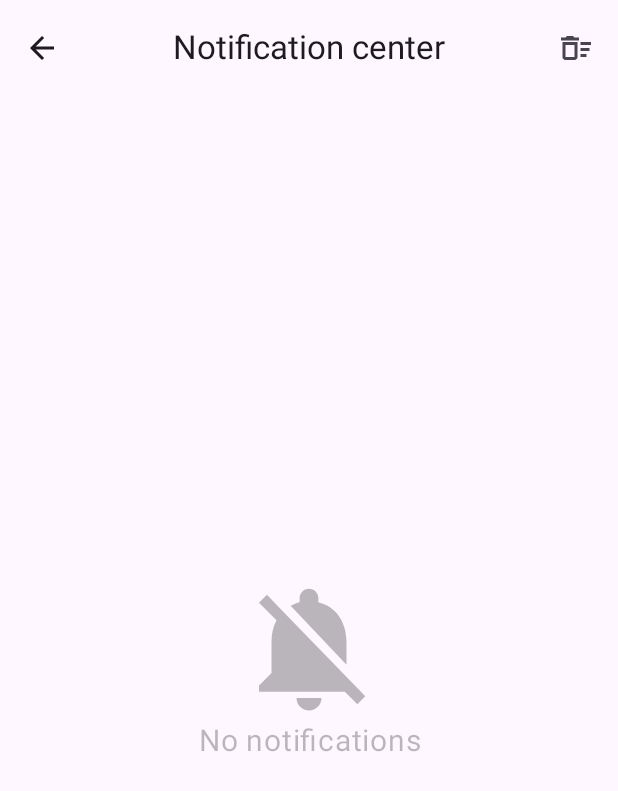
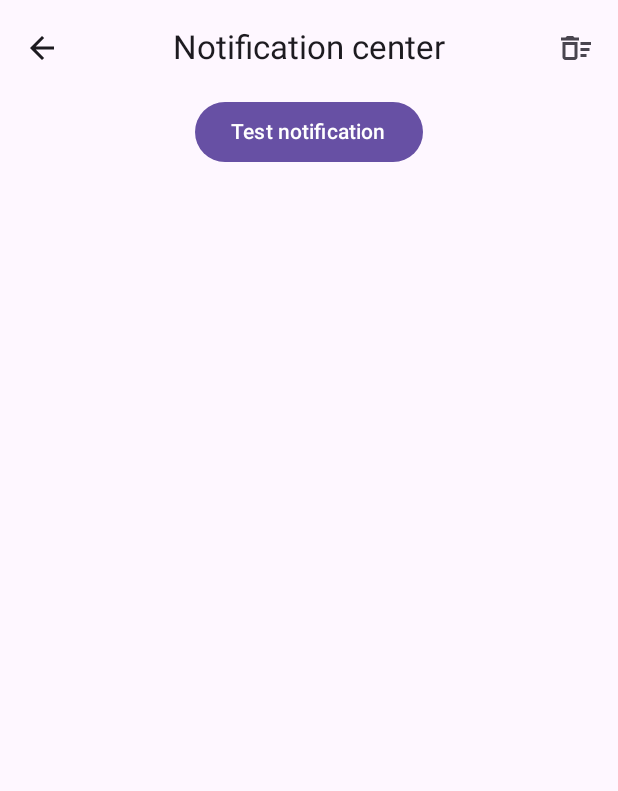
Before and after one commit to Maciek451/TravelBuddy, an Android app built with Jetpack Compose: the NotificationScreen screen opened through its navigation route, on a phone screen of 412 x 824 dp. Shown: the top 791 px of the screen. Run offline under Robolectric (Android 15) with nearby library versions, the phone set to English and light mode, and no system bars; our stand-ins replace Firebase (no records; nobody signed in at launch, a user with empty details on screens opened directly).

Commit message:
Add test notification, create profile screen

```diff
--- a/ASTravelBuddy/app/build.gradle.kts
+++ b/ASTravelBuddy/app/build.gradle.kts
@@ -51,7 +51,6 @@ android {
 }
 
 dependencies {
-
     implementation(libs.androidx.core.ktx)
     implementation(libs.androidx.lifecycle.runtime.ktx)
     implementation(libs.androidx.activity.compose)
@@ -65,6 +64,7 @@ dependencies {
     implementation(libs.androidx.navigation.compose)
     implementation(libs.androidx.appcompat)
     implementation(libs.accompanist.swiperefresh.v0263beta)
+    implementation(libs.accompanist.permissions)
     testImplementation(libs.junit)
     androidTestImplementation(libs.androidx.junit)
     androidTestImplementation(libs.androidx.espresso.core)
--- a/ASTravelBuddy/app/src/main/AndroidManifest.xml
+++ b/ASTravelBuddy/app/src/main/AndroidManifest.xml
@@ -2,6 +2,7 @@
 <manifest xmlns:android="http://schemas.android.com/apk/res/android"
     xmlns:tools="http://schemas.android.com/tools">
     <uses-permission android:name="android.permission.INTERNET"/>
+    <uses-permission android:name="android.permission.POST_NOTIFICATIONS"/>
 
     <application
         android:name=".MyApplication"
--- a/ASTravelBuddy/app/src/main/java/uk/ac/aber/dcs/chm9360/travelbuddy/MainActivity.kt
+++ b/ASTravelBuddy/app/src/main/java/uk/ac/aber/dcs/chm9360/travelbuddy/MainActivity.kt
@@ -1,10 +1,12 @@
 package uk.ac.aber.dcs.chm9360.travelbuddy
 
+import android.os.Build
 import android.os.Bundle
 import androidx.activity.ComponentActivity
 import androidx.activity.compose.setContent
 import androidx.activity.enableEdgeToEdge
 import androidx.activity.viewModels
+import androidx.annotation.RequiresApi
 import androidx.compose.foundation.layout.fillMaxSize
 import androidx.compose.material3.MaterialTheme
 import androidx.compose.material3.Surface
@@ -18,6 +20,7 @@ import uk.ac.aber.dcs.chm9360.travelbuddy.ui.FirebaseViewModel
 import uk.ac.aber.dcs.chm9360.travelbuddy.ui.my_trips.AddTripScreen
 import uk.ac.aber.dcs.chm9360.travelbuddy.ui.about.AboutScreen
 import uk.ac.aber.dcs.chm9360.travelbuddy.ui.account.AccountScreen
+import uk.ac.aber.dcs.chm9360.travelbuddy.ui.account.ProfileScreen
 import uk.ac.aber.dcs.chm9360.travelbuddy.ui.authentication.SignInScreen
 import uk.ac.aber.dcs.chm9360.travelbuddy.ui.authentication.SignUpScreen
 import uk.ac.aber.dcs.chm9360.travelbuddy.ui.explore.ExploreScreen
@@ -34,6 +37,7 @@ import uk.ac.aber.dcs.chm9360.travelbuddy.ui.theme.TravelBuddyTheme
 class MainActivity : ComponentActivity() {
     private val firebaseViewModel: FirebaseViewModel by viewModels()
 
+    @RequiresApi(Build.VERSION_CODES.TIRAMISU)
     override fun onCreate(savedInstanceState: Bundle?) {
         super.onCreate(savedInstanceState)
         enableEdgeToEdge()
@@ -50,13 +54,13 @@ class MainActivity : ComponentActivity() {
                     } else {
                         Screens.SignIn.route
                     }
-
                     BuildNavigationGraph(navController, startDestination)
                 }
             }
         }
     }
 
+    @RequiresApi(Build.VERSION_CODES.TIRAMISU)
     @Composable
     private fun BuildNavigationGraph(
         navController: NavHostController,
@@ -79,6 +83,7 @@ class MainActivity : ComponentActivity() {
             composable(Screens.AddPhrase.route) { AddPhraseScreen(navController) }
             composable(Screens.AddFriend.route) { AddFriendScreen(navController) }
             composable(Screens.FriendsList.route) { FriendsListScreen(navController) }
+            composable(Screens.Profile.route) { ProfileScreen(navController) }
         }
     }
 }
--- a/ASTravelBuddy/app/src/main/java/uk/ac/aber/dcs/chm9360/travelbuddy/ui/navigation/Screens.kt
+++ b/ASTravelBuddy/app/src/main/java/uk/ac/aber/dcs/chm9360/travelbuddy/ui/navigation/Screens.kt
@@ -17,6 +17,7 @@ sealed class Screens(
     object AddPhrase: Screens("add_phrase")
     object AddFriend: Screens("add_friend")
     object FriendsList: Screens("list_of_friends")
+    object Profile: Screens("profile")
 }
 
 val screens = listOf(
--- /dev/null
+++ b/ASTravelBuddy/app/src/main/java/uk/ac/aber/dcs/chm9360/travelbuddy/ui/notifications/NotificationHandler.kt
@@ -0,0 +1,24 @@
+package uk.ac.aber.dcs.chm9360.travelbuddy.ui.notifications
+
+import android.app.NotificationManager
+import android.content.Context
+import androidx.core.app.NotificationCompat
+import uk.ac.aber.dcs.chm9360.travelbuddy.R
+import kotlin.random.Random
+
+class NotificationHandler(private val context: Context) {
+    private val notificationManager = context.getSystemService(NotificationManager::class.java)
+    private val notificationChannelID = "notification_channel_id"
+
+    fun showSimpleNotification() {
+        val notification = NotificationCompat.Builder(context, notificationChannelID)
+            .setContentTitle("Simple Notification")
+            .setContentText("Message or text with notification")
+            .setSmallIcon(R.drawable.luggage)
+            .setPriority(NotificationManager.IMPORTANCE_HIGH)
+            .setAutoCancel(true)
+            .build()
+
+        notificationManager.notify(Random.nextInt(), notification)
+    }
+}
--- a/ASTravelBuddy/app/src/main/java/uk/ac/aber/dcs/chm9360/travelbuddy/ui/notifications/NotificationScreen.kt
+++ b/ASTravelBuddy/app/src/main/java/uk/ac/aber/dcs/chm9360/travelbuddy/ui/notifications/NotificationScreen.kt
@@ -1,32 +1,43 @@
 package uk.ac.aber.dcs.chm9360.travelbuddy.ui.notifications
 
+import android.Manifest
 import android.app.Notification
+import android.os.Build
+import androidx.annotation.RequiresApi
 import androidx.compose.foundation.layout.Arrangement
 import androidx.compose.foundation.layout.Column
 import androidx.compose.foundation.layout.fillMaxSize
 import androidx.compose.foundation.layout.size
 import androidx.compose.material.icons.Icons
 import androidx.compose.material.icons.filled.NotificationsOff
+import androidx.compose.material3.Button
 import androidx.compose.material3.Icon
 import androidx.compose.material3.Text
 import androidx.compose.runtime.Composable
+import androidx.compose.runtime.LaunchedEffect
 import androidx.compose.ui.Alignment
 import androidx.compose.ui.Modifier
 import androidx.compose.ui.draw.alpha
+import androidx.compose.ui.platform.LocalContext
 import androidx.compose.ui.res.stringResource
 import androidx.compose.ui.text.style.TextAlign
 import androidx.compose.ui.unit.dp
 import androidx.compose.ui.unit.sp
 import androidx.navigation.NavHostController
+import com.google.accompanist.permissions.ExperimentalPermissionsApi
+import com.google.accompanist.permissions.isGranted
+import com.google.accompanist.permissions.rememberPermissionState
 import uk.ac.aber.dcs.chm9360.travelbuddy.R
 import uk.ac.aber.dcs.chm9360.travelbuddy.ui.components.AppBarWithArrowBack
 
+@RequiresApi(Build.VERSION_CODES.TIRAMISU)
+@OptIn(ExperimentalPermissionsApi::class)
 @Composable
 fun NotificationScreen(
     navController: NavHostController
 ) {
     val appBarTitle = R.string.notifications
-    val notifications = listOf<Notification>()
+    val context = LocalContext.current
 
     Column(
         modifier = Modifier.fillMaxSize()
@@ -37,10 +48,23 @@ fun NotificationScreen(
             showMoreIcon = false,
             showRemoveIcon = true
         )
-        if (notifications.isEmpty()) {
-            EmptyNotificationScreen()
-        } else {
-            //TODO
+//        if (notifications.isEmpty()) {
+//            EmptyNotificationScreen()
+//        } else {
+        val postNotificationPermission =
+            rememberPermissionState(permission = Manifest.permission.POST_NOTIFICATIONS)
+        val notificationHandler = NotificationHandler(context)
+
+        LaunchedEffect(key1 = true) {
+            if (!postNotificationPermission.status.isGranted) {
+                postNotificationPermission.launchPermissionRequest()
+            }
+        }
+        Button(
+            modifier = Modifier.align(alignment = Alignment.CenterHorizontally),
+            onClick = { notificationHandler.showSimpleNotification() }
+        ) {
+            Text(text = "Test notification")
         }
     }
 }
--- a/ASTravelBuddy/app/src/main/res/values/strings.xml
+++ b/ASTravelBuddy/app/src/main/res/values/strings.xml
@@ -129,4 +129,6 @@
     <string name="confirm_remove_friend">Click confirm to remove selected friend</string>
     <string name="remove">Remove</string>
     <string name="system_default">System default</string>
+    <string name="profile">Profile</string>
+    <string name="edit_icon">Edit icon</string>
 </resources>
--- a/ASTravelBuddy/gradle/libs.versions.toml
+++ b/ASTravelBuddy/gradle/libs.versions.toml
@@ -1,4 +1,5 @@
 [versions]
+accompanistPermissions = "0.31.1-alpha"
 accompanistSwiperefresh = "0.26.3-beta"
 accompanistSwiperefreshVersion = "0.26.1"
 agp = "8.5.0"
@@ -21,6 +22,7 @@ firebaseAuth = "23.0.0"
 playServicesAuth = "21.2.0"
 
 [libraries]
+accompanist-permissions = { module = "com.google.accompanist:accompanist-permissions", version.ref = "accompanistPermissions" }
 accompanist-swiperefresh-v0263beta = { module = "com.google.accompanist:accompanist-swiperefresh", version.ref = "accompanistSwiperefresh" }
 androidx-appcompat = { module = "androidx.appcompat:appcompat", version.ref = "appcompat" }
 androidx-core-ktx = { group = "androidx.core", name = "core-ktx", version.ref = "coreKtx" }
```
Also changed, not shown: ASTravelBuddy/app/src/main/java/uk/ac/aber/dcs/chm9360/travelbuddy/MyApplication.kt (+11 -1 lines), ASTravelBuddy/app/src/main/java/uk/ac/aber/dcs/chm9360/travelbuddy/ui/account/AccountScreen.kt (+1 -7 lines), ASTravelBuddy/app/src/main/java/uk/ac/aber/dcs/chm9360/travelbuddy/ui/account/Profile.kt (added, +132 -0 lines).
